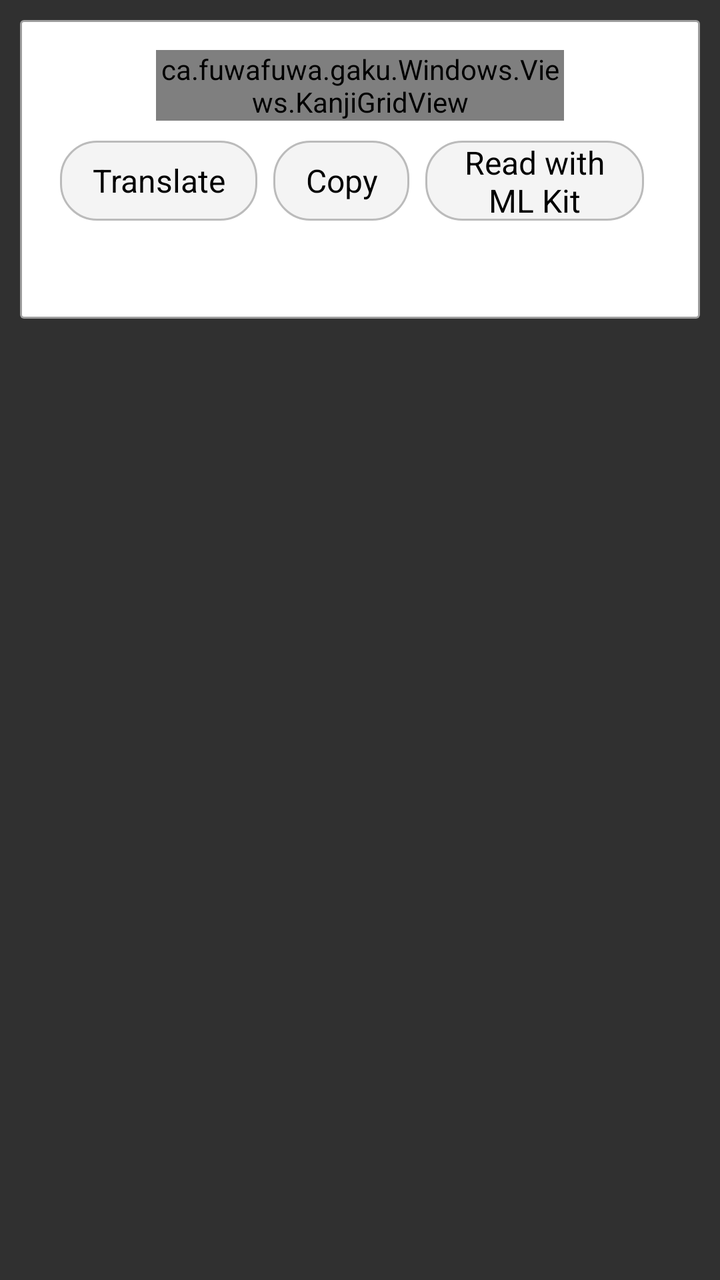
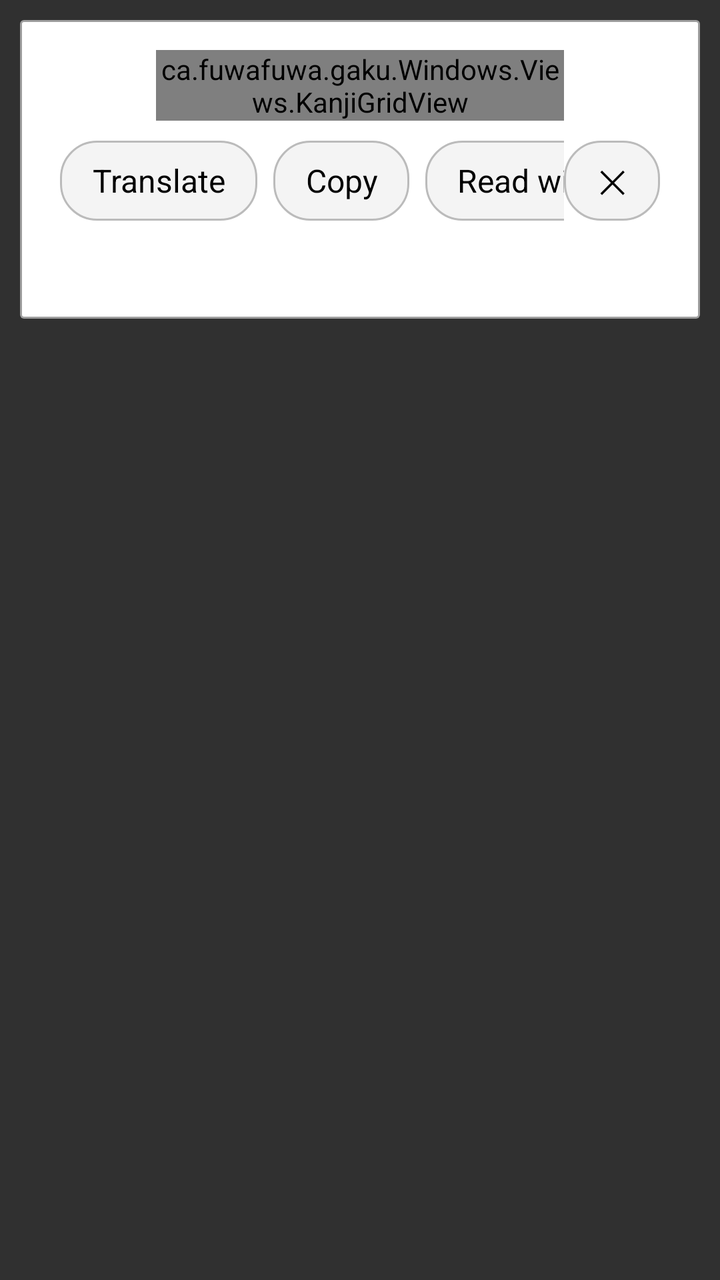

The first picture is an Android layout as it rendered before a commit; the second is the same layout after the commit. The layout source and the unified diff follow.
<!-- AndroidManifest.xml: application theme AppTheme -->
<!-- res/layout/window_info.xml -->
<?xml version="1.0" encoding="utf-8"?>
<FrameLayout xmlns:android="http://schemas.android.com/apk/res/android"
    android:layout_width="match_parent"
    android:layout_height="match_parent">

    <LinearLayout
        android:id="@+id/info_window"
        android:orientation="vertical"
        android:layout_width="match_parent"
        android:layout_height="wrap_content"
        android:layout_marginTop="10dp"
        android:layout_marginLeft="10dp"
        android:layout_marginRight="10dp"
        android:layout_marginBottom="100dp"
        android:background="@drawable/bg_solid_border_corners_0_white_black_round">

        <LinearLayout
            android:orientation="vertical"
            android:layout_width="match_parent"
            android:layout_height="match_parent"
            android:layout_marginLeft="5dp"
            android:layout_marginRight="5dp"
            android:layout_marginBottom="5dp">

            <LinearLayout
                android:orientation="vertical"
                android:layout_width="match_parent"
                android:layout_height="match_parent"
                android:layout_margin="10dp">

                
                <LinearLayout
                    android:orientation="horizontal"
                    android:gravity="center_vertical"
                    android:layout_width="match_parent"
                    android:layout_height="wrap_content">

                    <TextView
                        android:id="@+id/info_prev"
                        style="@style/InfoButton"
                        android:layout_marginEnd="0dp"
                        android:visibility="invisible"
                        android:text="‹" />

                    <ca.fuwafuwa.gaku.Windows.Views.KanjiGridView
                        android:id="@+id/kanji_grid"
                        android:layout_width="0dp"
                        android:layout_weight="1"
                        android:layout_height="wrap_content"
                        android:layout_margin="5dp" />

                    <TextView
                        android:id="@+id/info_next"
                        style="@style/InfoButton"
                        android:layout_marginEnd="0dp"
                        android:visibility="invisible"
                        android:text="›" />

                </LinearLayout>

                <LinearLayout
                    android:orientation="horizontal"
                    android:gravity="center_vertical"
                    android:layout_width="match_parent"
                    android:layout_height="wrap_content"
                    android:layout_margin="5dp">

                    <TextView
                        android:id="@+id/info_translate"
                        style="@style/InfoButton"
                        android:text="Translate" />

                    <TextView
                        android:id="@+id/info_copy"
                        style="@style/InfoButton"
                        android:text="Copy" />

                    
                    <TextView
                        android:id="@+id/info_read_again"
                        style="@style/InfoButton"
                        android:text="Read with ML Kit" />

                    <TextView
                        android:id="@+id/info_instant"
                        style="@style/InfoButton"
                        android:text="Instant: off" />

                    <View
                        android:layout_width="0dp"
                        android:layout_height="0dp"
                        android:layout_weight="1" />

                    <TextView
                        android:id="@+id/info_close"
                        style="@style/InfoButton"
                        android:layout_marginEnd="0dp"
                        android:text="✕" />

                </LinearLayout>

                
                <LinearLayout
                    android:id="@+id/info_char_actions"
                    android:orientation="horizontal"
                    android:gravity="center_vertical"
                    android:layout_width="match_parent"
                    android:layout_height="wrap_content"
                    android:layout_margin="5dp"
                    android:visibility="gone">

                    <TextView
                        android:id="@+id/info_char"
                        android:layout_width="wrap_content"
                        android:layout_height="wrap_content"
                        android:layout_marginEnd="12dp"
                        android:textSize="24sp"
                        android:textColor="@android:color/black" />

                    
                    <HorizontalScrollView
                        android:layout_width="0dp"
                        android:layout_height="wrap_content"
                        android:layout_weight="1"
                        android:scrollbars="none">

                        <LinearLayout
                            android:id="@+id/info_char_choices"
                            android:orientation="horizontal"
                            android:layout_width="wrap_content"
                            android:layout_height="wrap_content" />

                    </HorizontalScrollView>

                    <TextView
                        android:id="@+id/info_char_edit"
                        style="@style/InfoButton"
                        android:text="Edit" />

                    <TextView
                        android:id="@+id/info_char_delete"
                        style="@style/InfoButton"
                        android:text="Delete" />

                </LinearLayout>

                <ScrollView
                    android:layout_width="match_parent"
                    android:layout_height="0dp"
                    android:layout_weight="1"
                    android:layout_margin="5dp"
                    android:animateLayoutChanges="true"
                    android:scrollbars="vertical">

                    <LinearLayout
                        android:id="@+id/info_text"
                        android:animateLayoutChanges="true"
                        android:orientation="vertical"
                        android:layout_width="match_parent"
                        android:layout_height="wrap_content">
                        <TextSwitcher
                            android:id="@+id/dict_results"
                            android:measureAllChildren="false"
                            android:animateLayoutChanges="true"
                            android:inAnimation="@anim/slide_in"
                            android:layout_width="wrap_content"
                            android:layout_height="wrap_content">
                            <TextView
                                android:textColor="@android:color/black"
                                android:layout_width="wrap_content"
                                android:layout_height="wrap_content" />
                            <TextView
                                android:textColor="@android:color/black"
                                android:layout_width="wrap_content"
                                android:layout_height="wrap_content" />
                        </TextSwitcher>

                    </LinearLayout>

                </ScrollView>

            </LinearLayout>

        </LinearLayout>

    </LinearLayout>

</FrameLayout>
<!-- resources referenced by this layout -->
<resources>
  <!-- drawable bg_solid_border_corners_0_white_black_round (drawable) -->
  <?xml version="1.0" encoding="utf-8"?>
  <layer-list xmlns:android="http://schemas.android.com/apk/res/android">
      <item>
          <shape android:shape="rectangle">
              <solid android:color="#CABBBBBB"/>
              <corners android:radius="2dp" />
          </shape>
      </item>
  
      <item
          android:left="1dp"
          android:right="1dp"
          android:top="1dp"
          android:bottom="1dp">
          <shape android:shape="rectangle">
              <solid android:color="@android:color/white"/>
              <corners android:radius="1dp" />
          </shape>
      </item>
  </layer-list>
  <style name="InfoButton">
          <item name="android:layout_width">wrap_content</item>
          <item name="android:layout_height">40dp</item>
          <item name="android:layout_marginEnd">8dp</item>
          <item name="android:minWidth">48dp</item>
          <item name="android:paddingLeft">16dp</item>
          <item name="android:paddingRight">16dp</item>
          <item name="android:gravity">center</item>
          <item name="android:textSize">16sp</item>
          <item name="android:textColor">@android:color/black</item>
          <item name="android:background">@drawable/bg_info_button</item>
          <item name="android:clickable">true</item>
          <item name="android:focusable">true</item>
      </style>
  <style name="AppTheme" parent="Theme.AppCompat.NoActionBar">
          
          
      </style>
  <!-- drawable bg_info_button (drawable) -->
  <?xml version="1.0" encoding="utf-8"?>
  <selector xmlns:android="http://schemas.android.com/apk/res/android">
      <item android:state_pressed="true">
          <shape android:shape="rectangle">
              <solid android:color="#FFDDDDDD"/>
              <stroke android:width="1dp" android:color="#FF999999"/>
              <corners android:radius="18dp" />
          </shape>
      </item>
      <item>
          <shape android:shape="rectangle">
              <solid android:color="#FFF4F4F4"/>
              <stroke android:width="1dp" android:color="#FFBBBBBB"/>
              <corners android:radius="18dp" />
          </shape>
      </item>
  </selector>
</resources>

<!-- the commit's change to res/layout/window_info.xml (unified diff, before → after) -->
@@ -65,31 +65,43 @@
                     android:layout_height="wrap_content"
                     android:layout_margin="5dp">
 
-                    <TextView
-                        android:id="@+id/info_translate"
-                        style="@style/InfoButton"
-                        android:text="Translate" />
-
-                    <TextView
-                        android:id="@+id/info_copy"
-                        style="@style/InfoButton"
-                        android:text="Copy" />
-
                     
-                    <TextView
-                        android:id="@+id/info_read_again"
-                        style="@style/InfoButton"
-                        android:text="Read with ML Kit" />
-
-                    <TextView
-                        android:id="@+id/info_instant"
-                        style="@style/InfoButton"
-                        android:text="Instant: off" />
-
-                    <View
+                    <HorizontalScrollView
                         android:layout_width="0dp"
-                        android:layout_height="0dp"
-                        android:layout_weight="1" />
+                        android:layout_height="wrap_content"
+                        android:layout_weight="1"
+                        android:scrollbars="none">
+
+                        <LinearLayout
+                            android:orientation="horizontal"
+                            android:gravity="center_vertical"
+                            android:layout_width="wrap_content"
+                            android:layout_height="wrap_content">
+
+                            <TextView
+                                android:id="@+id/info_translate"
+                                style="@style/InfoButton"
+                                android:text="Translate" />
+
+                            <TextView
+                                android:id="@+id/info_copy"
+                                style="@style/InfoButton"
+                                android:text="Copy" />
+
+                            
+                            <TextView
+                                android:id="@+id/info_read_again"
+                                style="@style/InfoButton"
+                                android:text="Read with ML Kit" />
+
+                            <TextView
+                                android:id="@+id/info_instant"
+                                style="@style/InfoButton"
+                                android:text="Instant: off" />
+
+                        </LinearLayout>
+
+                    </HorizontalScrollView>
 
                     <TextView
                         android:id="@+id/info_close"
